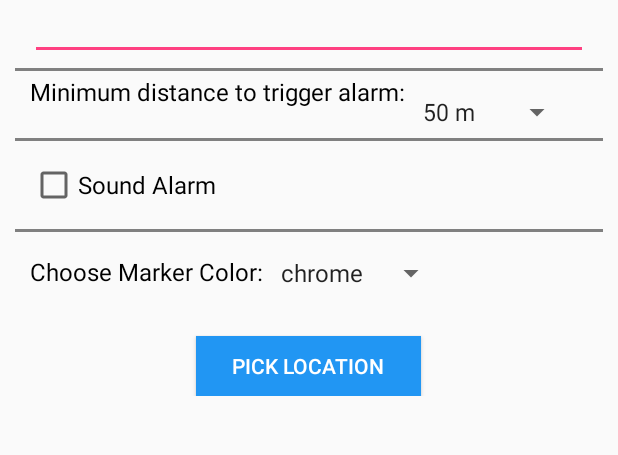
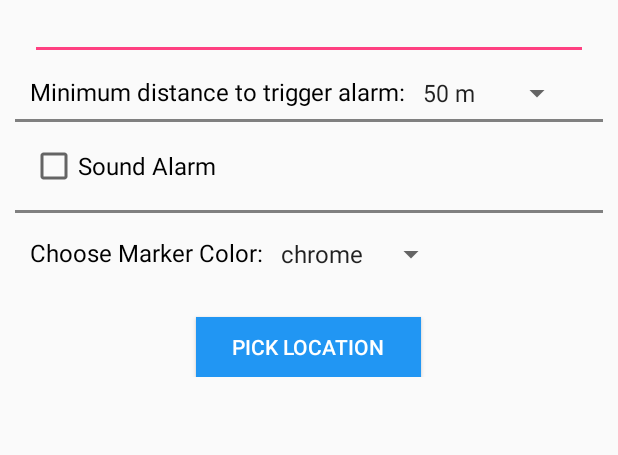
Before and after one commit to oasis9594/Remind-Me, an Android app: the AddGeofence screen opened directly, with no data from a screen before it, on a phone screen of 412 x 824 dp, the part 166-621 px from its top. Run offline under Robolectric (Android 15) with nearby library versions, the phone set to English and light mode, and no system bars; libraries missing offline, so code that uses them is left out: com.rey.material; plain views replace Button, CheckBox; 4 statements that could not run were skipped.

Commit message:
Layout changes

```diff
--- a/MyReminder/app/src/main/res/layout/activity_add_geofence.xml
+++ b/MyReminder/app/src/main/res/layout/activity_add_geofence.xml
@@ -38,17 +38,7 @@
             android:layout_marginEnd="20dp"
             android:layout_marginStart="20dp"
             android:layout_below="@+id/text_geo_name"/>
-        <View
-            android:id="@+id/dividerAddLine"
-            android:layout_width="match_parent"
-            android:layout_height="2dp"
-            android:layout_alignParentStart="true"
-            android:layout_marginTop="5dp"
-            android:layout_marginBottom="5dp"
-            android:layout_marginEnd="10dp"
-            android:layout_marginStart="10dp"
-            android:layout_below="@+id/edit_geo_name"
-            android:background="#808080" />
+
         <TextView
             android:id="@+id/text_geo_radius"
             android:layout_width="wrap_content"
@@ -65,7 +55,7 @@
             android:layout_width="wrap_content"
             android:layout_height="wrap_content"
             android:id="@+id/geo_rad_spinner"
-            android:layout_marginTop="10dp"
+            android:layout_alignTop="@+id/text_geo_radius"
             android:layout_toEndOf="@+id/text_geo_radius"
             android:layout_below="@+id/dividerAddLine"/>
         <View
--- a/MyReminder/app/src/main/res/layout/activity_geo_details.xml
+++ b/MyReminder/app/src/main/res/layout/activity_geo_details.xml
@@ -127,7 +127,7 @@
             android:layout_marginTop="20dp"
             android:layout_marginStart="20dp"
             android:layout_marginEnd="20dp"
-            android:layout_below="@+id/det_add_address" />
+            android:layout_below="@+id/det_address_text" />
         <com.rey.material.widget.Button
             android:layout_width="150dp"
             android:layout_height="40dp"
```
